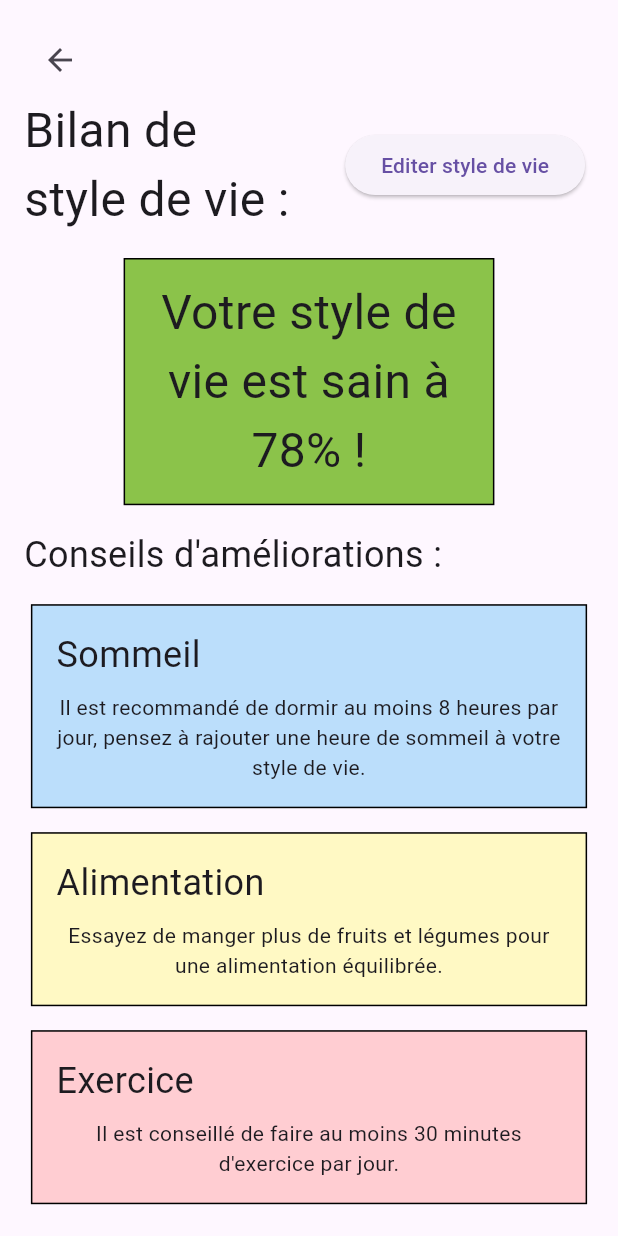
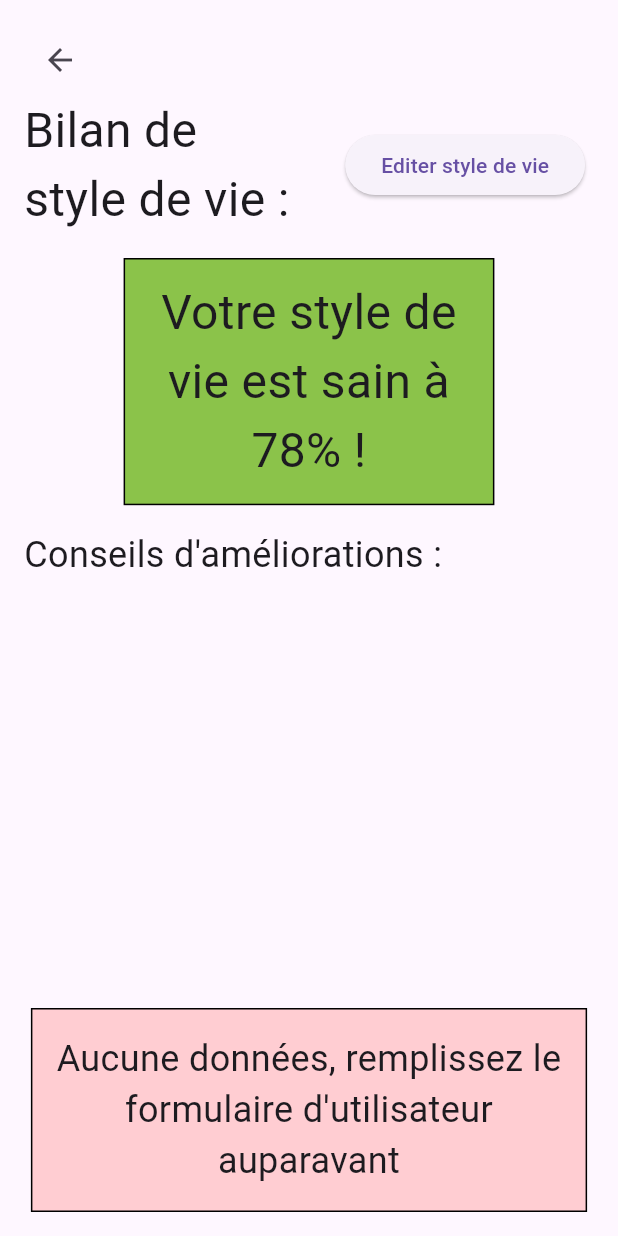
Before and after one commit to merretloic/AVA, a Flutter app: the MyHomePage screen opened by its route, after a tap on the "favorite" icon, on a phone screen of 412 x 824 dp. Run offline on Flutter 3.47's test engine with Material 3 defaults, Android fonts, the light colour scheme and no system bars; our stand-ins replace cloud_firestore, firebase_auth, firebase_core, flutter_local_notifications, flutter_spinkit; accounts and stored records are empty; network calls fail.

Commit message:
De-faked lifestyle summary screen

```diff
--- a/ava/lib/configurationManager.dart
+++ b/ava/lib/configurationManager.dart
@@ -9,6 +9,7 @@ class ConfigurationManager {
       ValueNotifier<List<List<Task>>>(
           [List<Task>.generate(24, (index) => EmptyTask())]);
   final ValueNotifier<bool> _isFormFilled = ValueNotifier<bool>(false);
+  final ValueNotifier<String> _conseils = ValueNotifier<String>("");
 
   String get style => _styleNotifier.value;
 
@@ -55,4 +56,11 @@ class ConfigurationManager {
   ValueNotifier<List<Task>> get currentLifeStyle => _currentLifeStyle;
   ValueNotifier<List<List<Task>>> get allLifeStyles => _allLifeStyles;
   ValueNotifier<bool> get isFormFilledNotifier => _isFormFilled;
+  ValueNotifier<String> get conseilsNotifier => _conseils;
+
+  String get conseils => _conseils.value;
+
+  void setConseils(String newConseils) {
+    _conseils.value = newConseils;
+  }
 }
--- a/ava/lib/lifeStyleSummary.dart
+++ b/ava/lib/lifeStyleSummary.dart
@@ -1,5 +1,6 @@
 import 'package:flutter/material.dart';
 import 'configurationManager.dart';
+import 'dart:convert';
 import 'lifeStyleEditing.dart';
 
 class LifeStyleSummaryMenu extends StatefulWidget {
@@ -12,11 +13,17 @@ class LifeStyleSummaryMenu extends StatefulWidget {
 
 class _LifeStyleState extends State<LifeStyleSummaryMenu> {
   late ConfigurationManager configManager;
+  late List<dynamic> conseils;
 
   @override
   void initState() {
     super.initState();
     configManager = widget.configManager;
+    if (configManager.conseilsNotifier.value.isNotEmpty) {
+      conseils = jsonDecode(configManager.conseilsNotifier.value);
+    } else {
+      conseils = [];
+    }
   }
 
   void _lifeStyleEditingMenu() {
@@ -90,7 +97,13 @@ class _LifeStyleState extends State<LifeStyleSummaryMenu> {
               ),
             ),
             const SizedBox(height: 16),
-            Container(
+            Expanded(
+              child: SingleChildScrollView(
+                child: Column(
+                  children: conseils.map((conseil) {
+                    return Padding(
+                      padding: const EdgeInsets.only(bottom: 16.0),
+                      child: Container(
                         width: MediaQuery.of(context).size.width * 0.9,
                         padding: const EdgeInsets.all(16.0),
                         decoration: BoxDecoration(
@@ -99,43 +112,28 @@ class _LifeStyleState extends State<LifeStyleSummaryMenu> {
                         ),
                         child: Column(
                           crossAxisAlignment: CrossAxisAlignment.start,
-                children: const [
+                          children: [
                             Text(
-                    'Sommeil',
-                    style: TextStyle(fontSize: 24),
+                              conseil['state']
+                                  .replaceAll('Ã©', 'é')
+                                  .replaceFirst(conseil['state'][0],
+                                      conseil['state'][0].toUpperCase()),
+                              style: const TextStyle(fontSize: 24),
                             ),
-                  SizedBox(height: 8),
+                            const SizedBox(height: 8),
                             Text(
-                    'Il est recommandé de dormir au moins 8 heures par jour, pensez à rajouter une heure de sommeil à votre style de vie.',
+                              conseil['recommendations'].replaceAll('Ã©', 'é'),
                               textAlign: TextAlign.center,
                             ),
                           ],
                         ),
                       ),
-            const SizedBox(height: 16),
-            Container(
-              width: MediaQuery.of(context).size.width * 0.9,
-              padding: const EdgeInsets.all(16.0),
-              decoration: BoxDecoration(
-                color: Colors.yellow[100],
-                border: Border.all(color: Colors.black),
-              ),
-              child: Column(
-                crossAxisAlignment: CrossAxisAlignment.start,
-                children: const [
-                  Text(
-                    'Alimentation',
-                    style: TextStyle(fontSize: 24),
-                  ),
-                  SizedBox(height: 8),
-                  Text(
-                    'Essayez de manger plus de fruits et légumes pour une alimentation équilibrée.',
-                    textAlign: TextAlign.center,
-                  ),
-                ],
+                    );
+                  }).toList(),
                 ),
               ),
-            const SizedBox(height: 16),
+            ),
+            if (conseils.isEmpty)
               Container(
                 width: MediaQuery.of(context).size.width * 0.9,
                 padding: const EdgeInsets.all(16.0),
@@ -143,19 +141,10 @@ class _LifeStyleState extends State<LifeStyleSummaryMenu> {
                   color: Colors.red[100],
                   border: Border.all(color: Colors.black),
                 ),
-              child: Column(
-                crossAxisAlignment: CrossAxisAlignment.start,
-                children: const [
-                  Text(
-                    'Exercice',
+                child: const Text(
+                  "Aucune données, remplissez le formulaire d'utilisateur auparavant",
                   style: TextStyle(fontSize: 24),
-                  ),
-                  SizedBox(height: 8),
-                  Text(
-                    'Il est conseillé de faire au moins 30 minutes d\'exercice par jour.',
                   textAlign: TextAlign.center,
-                  ),
-                ],
                 ),
               ),
           ],
--- a/ava/lib/screens/home/home_screen.dart
+++ b/ava/lib/screens/home/home_screen.dart
@@ -58,7 +58,8 @@ class _MyHomePageState extends State<MyHomePage> {
   void _navigateToFormPage() {
     Navigator.push(
       context,
-      MaterialPageRoute(builder: (context) => FormPage()),
+      MaterialPageRoute(
+          builder: (context) => FormPage(configManager: configManager)),
     );
   }
 
@@ -269,7 +270,7 @@ class _MyHomePageState extends State<MyHomePage> {
       ),
       floatingActionButton: FloatingActionButton(
         onPressed: _navigateToFormPage,
-        tooltip: 'Envoyer des données au WebSocket',
+        tooltip: 'Formulaire utilisateur.',
         child: const Icon(Icons.send),
       ),
     );
```
Also changed, not shown: ava/lib/form_page.dart (+29 -12 lines). Lines whose indentation alone changed are shown as unchanged.
